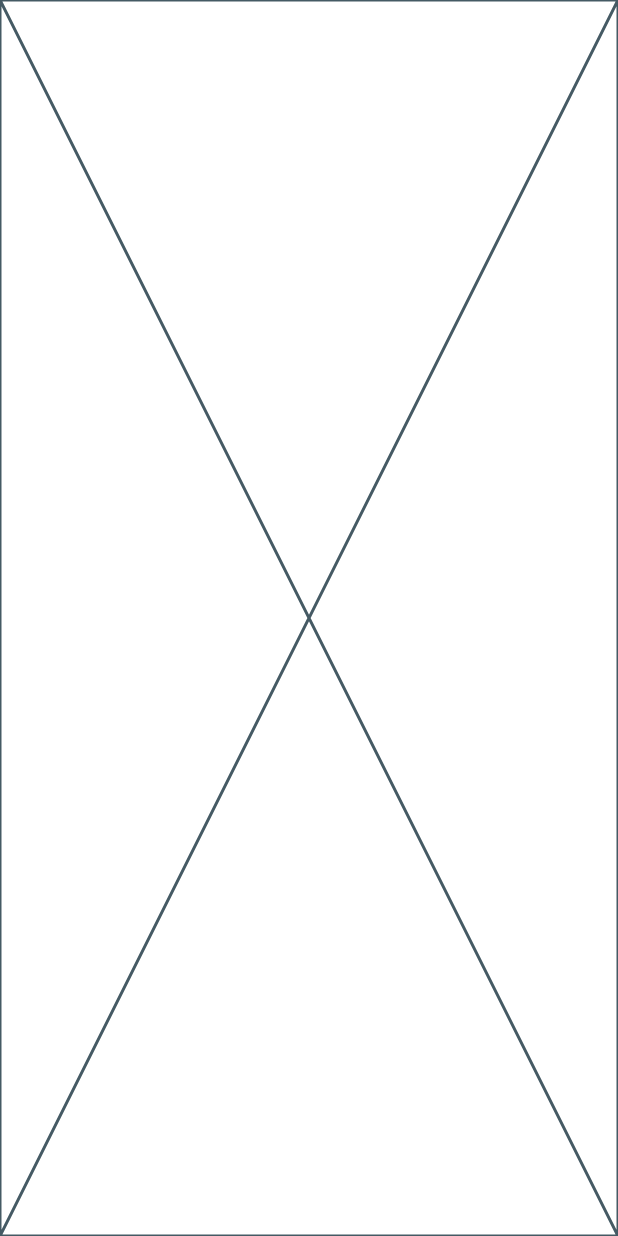
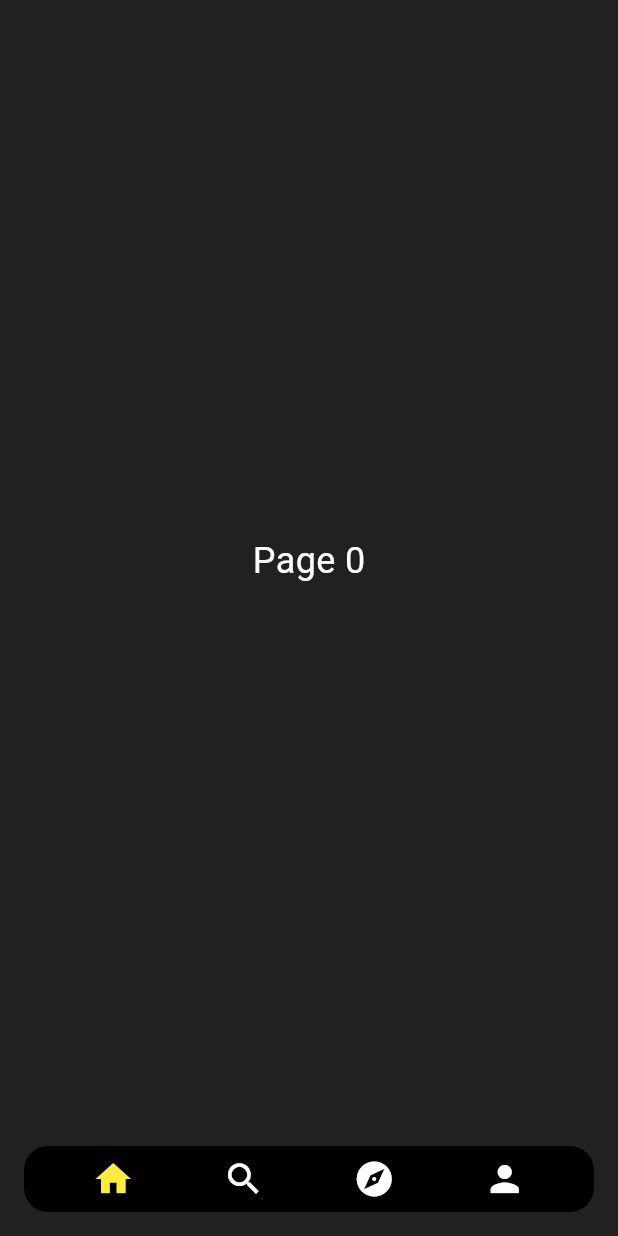
Before and after one commit to Mustafa-Muhammad96/Move-App, a Flutter app: the screen it shows after launch, after a tap on "Login", on a phone screen of 412 x 824 dp. Run offline on Flutter 3.47's test engine with Material 3 defaults, Android fonts, the phone set to English and light mode, and no system bars; our stand-ins replace carousel_slider, flutter_svg, shared_preferences.

Commit message:
add home screen

```diff
--- a/lib/core/features/home/home_screen.dart
+++ b/lib/core/features/home/home_screen.dart
@@ -1,13 +1,40 @@
 import 'package:flutter/material.dart';
 import 'package:movie_app/core/routes/routes.dart';
 
-class HomeScreen extends StatelessWidget {
-  static const String routeName = AppRoutes.homeScreen;
+import '../../utils/custom_footer.dart';
 
+class HomeScreen extends StatefulWidget {
   const HomeScreen({super.key});
+static const String routeName = '/home';
+  @override
+  State<HomeScreen> createState() => _MyHomePageState();
+}
+
+class _MyHomePageState extends State<HomeScreen> {
+  int _selectedIndex = 0;
 
   @override
   Widget build(BuildContext context) {
-    return const Placeholder();
+    return Scaffold(
+      backgroundColor: Colors.grey[900],
+      body: Center(
+        child: Text(
+          "Page $_selectedIndex",
+          style: const TextStyle(color: Colors.white, fontSize: 24),
+        ),
+      ),
+      bottomNavigationBar: CustomFooter(
+        currentIndex: _selectedIndex,
+        onTap: (index) {
+          setState(() {
+            _selectedIndex = index;
+            if(index == 3){
+              Navigator.of(context).pushNamed('/UpdateProfileScreen');
+            }
+
+          });
+        },
+      ),
+    );
   }
 }
```
